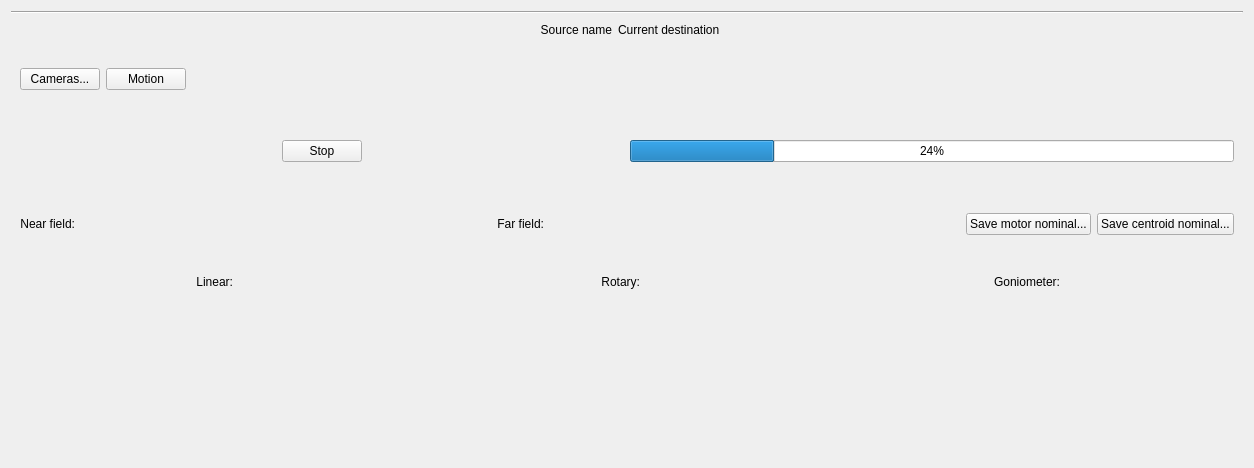
Old version of the form btms_ui/ui/btms-source.ui in the repository pcdshub/btms-ui.
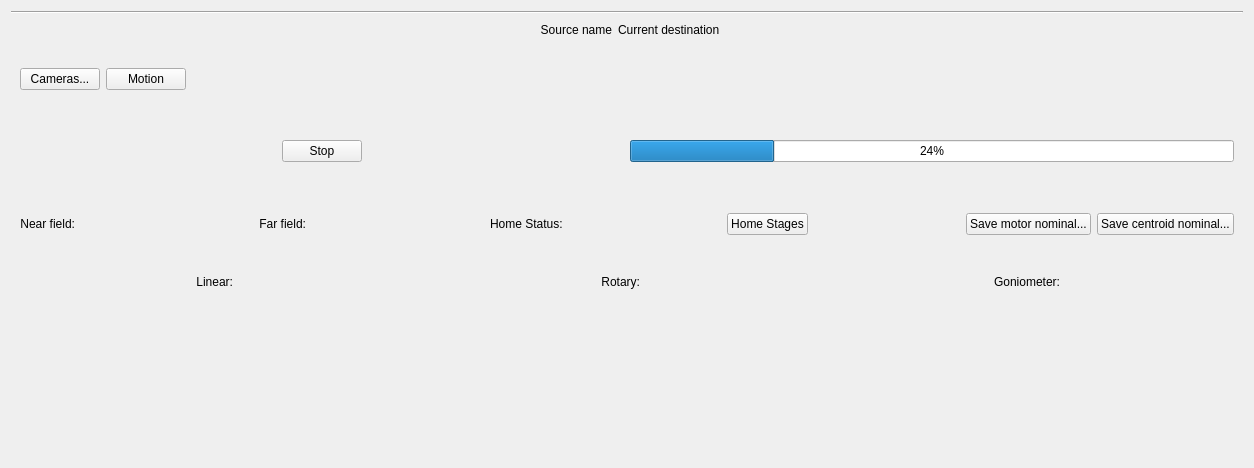
New version of the form. Custom widgets are drawn as their Qt base class.

Commit message: Initial dummy implementation of homing popup screen.

The edit to the form file:
```diff
--- a/btms_ui/ui/btms-source.ui
+++ b/btms_ui/ui/btms-source.ui
@@ -455,6 +455,55 @@
         </property>
        </spacer>
       </item>
+      <item>
+       <widget class="QLabel" name="label">
+        <property name="text">
+         <string>Home Status:</string>
+        </property>
+       </widget>
+      </item>
+      <item>
+       <widget class="PyDMDrawingCircle" name="home_status_circle">
+        <property name="sizePolicy">
+         <sizepolicy hsizetype="MinimumExpanding" vsizetype="Preferred">
+          <horstretch>0</horstretch>
+          <verstretch>0</verstretch>
+         </sizepolicy>
+        </property>
+        <property name="minimumSize">
+         <size>
+          <width>0</width>
+          <height>0</height>
+         </size>
+        </property>
+        <property name="toolTip">
+         <string/>
+        </property>
+       </widget>
+      </item>
+      <item>
+       <widget class="QPushButton" name="motion_home_button">
+        <property name="enabled">
+         <bool>true</bool>
+        </property>
+        <property name="text">
+         <string>Home Stages</string>
+        </property>
+       </widget>
+      </item>
+      <item>
+       <spacer name="horizontalSpacer_11">
+        <property name="orientation">
+         <enum>Qt::Horizontal</enum>
+        </property>
+        <property name="sizeHint" stdset="0">
+         <size>
+          <width>40</width>
+          <height>20</height>
+         </size>
+        </property>
+       </spacer>
+      </item>
       <item>
        <widget class="QPushButton" name="save_nominal_button">
         <property name="sizePolicy">
@@ -888,6 +937,11 @@
    <extends>QLabel</extends>
    <header>pydm.widgets.label</header>
   </customwidget>
+  <customwidget>
+   <class>PyDMDrawingCircle</class>
+   <extends>QWidget</extends>
+   <header>pydm.widgets.drawing</header>
+  </customwidget>
   <customwidget>
    <class>TyphosPositionerWidget</class>
    <extends>QWidget</extends>
```
The commit also changes 2 other files.
